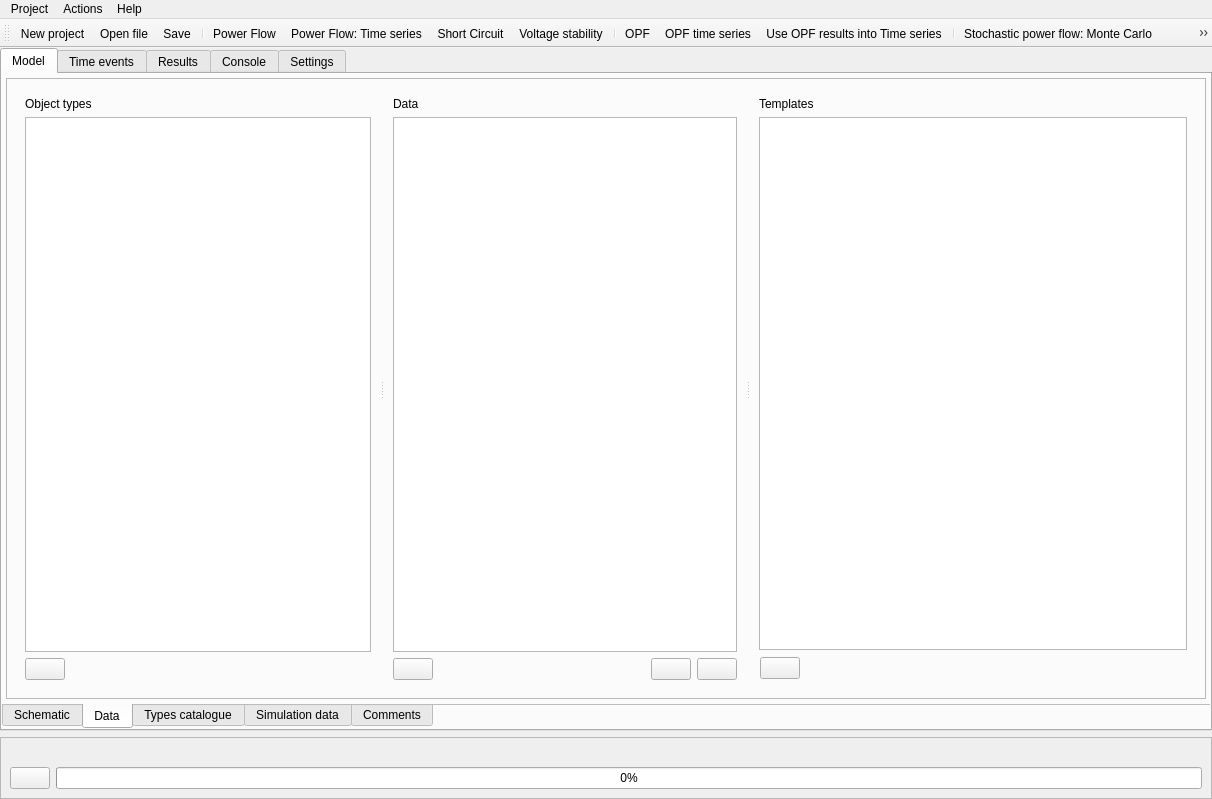
Qt form src/GridCal/Gui/Main/MainWindow.ui (SanPen/GridCal) before a commit.
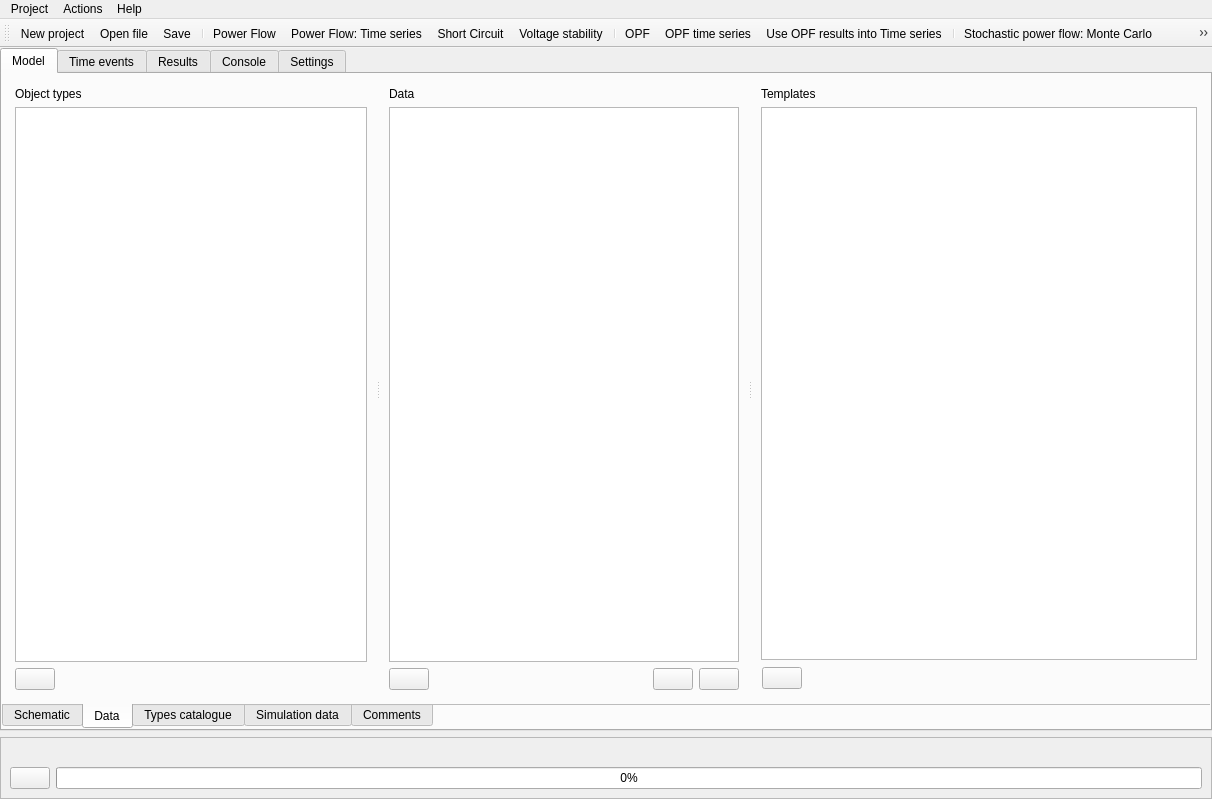
The same form after that commit. The open tabs and pages were chosen to show the change. Icons and pictures are not drawn. Custom widgets are drawn as their Qt base class.

What changed in the file:
```diff
--- a/src/GridCal/Gui/Main/MainWindow.ui
+++ b/src/GridCal/Gui/Main/MainWindow.ui
@@ -569,15 +569,6 @@
              <number>4</number>
             </property>
             <item>
-             <widget class="QFrame" name="frame_2">
-              <property name="frameShape">
-               <enum>QFrame::StyledPanel</enum>
-              </property>
-              <property name="frameShadow">
-               <enum>QFrame::Raised</enum>
-              </property>
-              <layout class="QVBoxLayout" name="verticalLayout_23">
-               <item>
                 <widget class="QSplitter" name="dataStructuresSplitter">
                  <property name="orientation">
                   <enum>Qt::Horizontal</enum>
@@ -792,9 +783,6 @@
                    </layout>
                   </widget>
                  </widget>
-                </widget>
-               </item>
-              </layout>
              </widget>
             </item>
            </layout>
```
Lines whose indentation alone changed are shown as unchanged.
